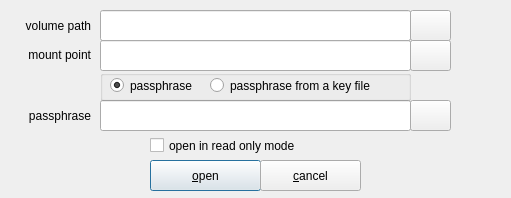
Qt form zuluCrypt-gui/password.ui (mhogomchungu/zuluCrypt) before a commit.
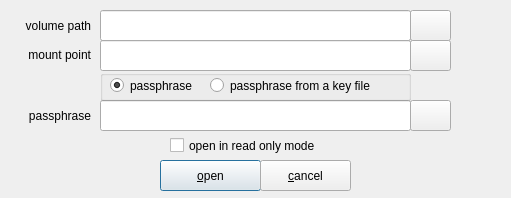
The same form after that commit.

```diff
--- a/zuluCrypt-gui/password.ui
+++ b/zuluCrypt-gui/password.ui
@@ -31,9 +31,9 @@
   <widget class="QPushButton" name="PushButtonOpen">
    <property name="geometry">
     <rect>
-     <x>150</x>
+     <x>160</x>
      <y>160</y>
-     <width>111</width>
+     <width>101</width>
      <height>31</height>
     </rect>
    </property>
@@ -52,7 +52,7 @@
     <rect>
      <x>260</x>
      <y>160</y>
-     <width>101</width>
+     <width>91</width>
      <height>31</height>
     </rect>
    </property>
@@ -69,9 +69,9 @@
   <widget class="QCheckBox" name="checkBoxReadOnly">
    <property name="geometry">
     <rect>
-     <x>150</x>
+     <x>170</x>
      <y>130</y>
-     <width>261</width>
+     <width>181</width>
      <height>31</height>
     </rect>
    </property>
```
